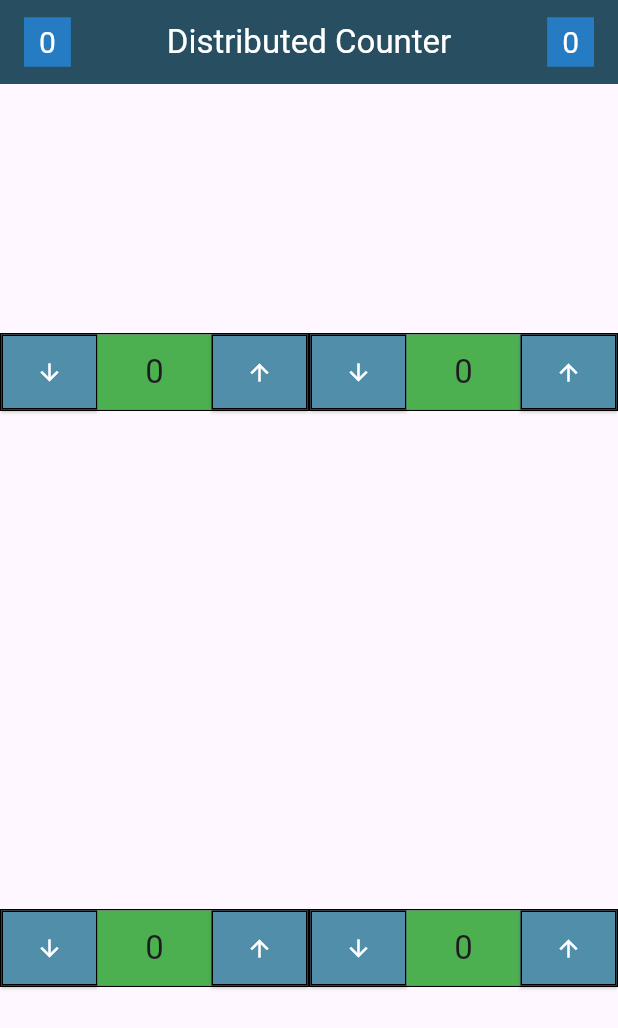
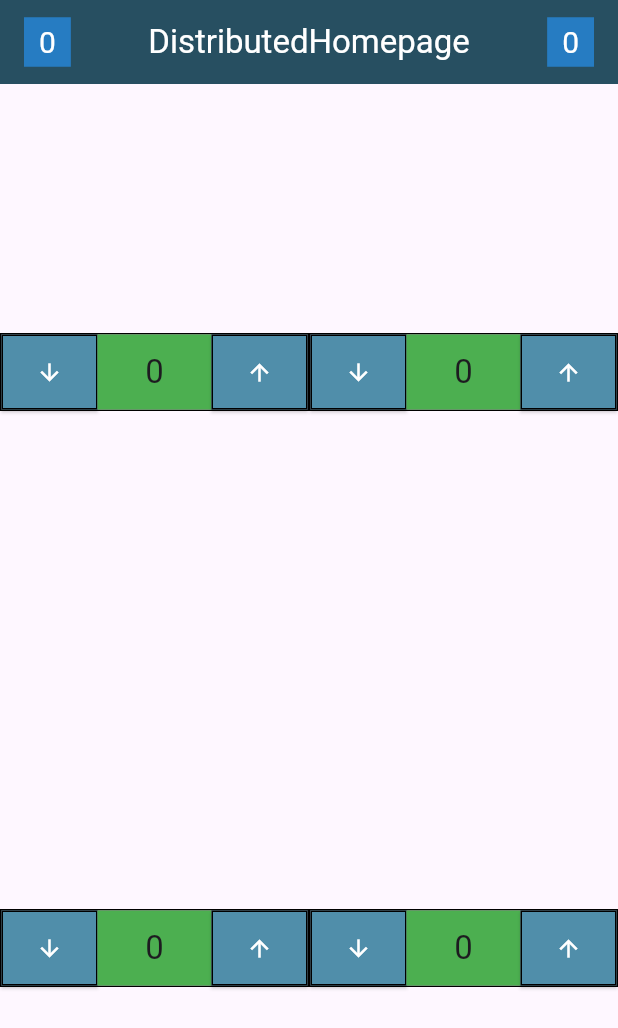
Before and after one commit to Kedirbiruh/i11_intro_012, a Flutter app: the DistributedHomepage screen opened directly, on a phone screen of 412 x 824 dp. Shown: the top 1028 px of the screen. Run offline on Flutter 3.47's test engine with Material 3 defaults, Android fonts, the phone set to English and light mode, and no system bars.

Commit message:
update label from 'Distributed Counter' to 'DistributedHomepage'

```diff
--- a/lib/02_distributed/distributed_homepage.dart
+++ b/lib/02_distributed/distributed_homepage.dart
@@ -61,7 +61,7 @@ class _DistributedHomepageState extends State<DistributedHomepage> {
           children: [
             _buildCountBox(total),
             const Text(
-              'Distributed Counter',
+              'DistributedHomepage',
               style: TextStyle(color: Colors.white),
             ),
             _buildCountBox(total),
```
